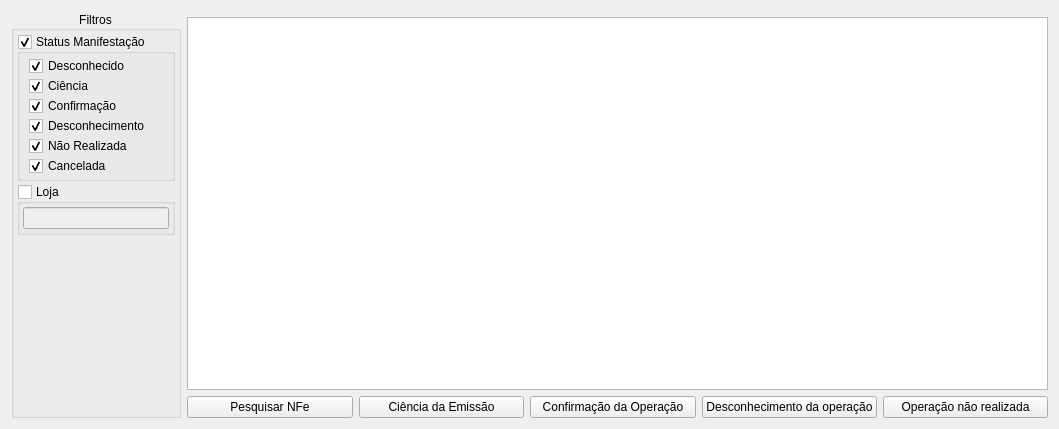
Old version of the form ui/widgetnfedistribuicao.ui in the repository darktorres/ERP-STACCATO.
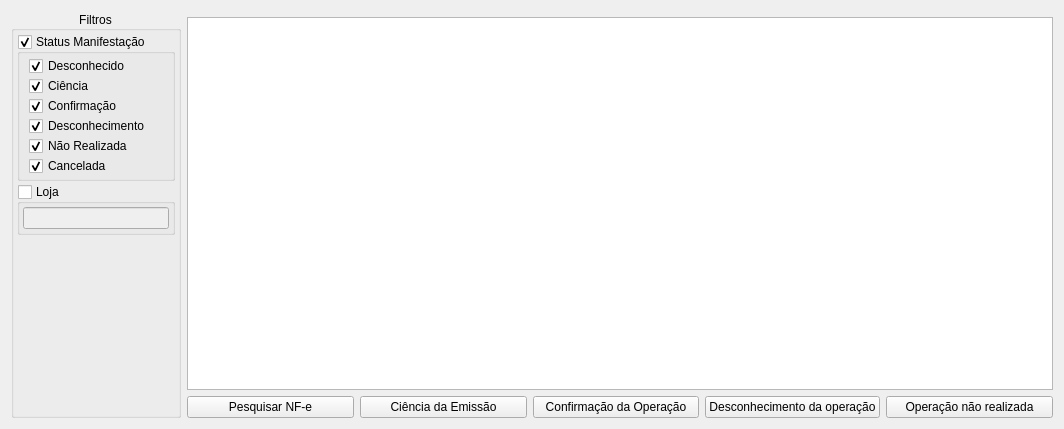
New version of the form. Custom widgets are drawn as their Qt base class.

```diff
--- a/ui/widgetnfedistribuicao.ui
+++ b/ui/widgetnfedistribuicao.ui
@@ -6,7 +6,7 @@
    <rect>
     <x>0</x>
     <y>0</y>
-    <width>1059</width>
+    <width>1064</width>
     <height>429</height>
    </rect>
   </property>
@@ -205,7 +205,7 @@
      <item>
       <widget class="QPushButton" name="pushButtonPesquisar">
        <property name="text">
-        <string>Pesquisar NFe</string>
+        <string>Pesquisar NF-e</string>
        </property>
       </widget>
      </item>
```
Left out of the diff: 8 changed lines with no effect on the pictures.
